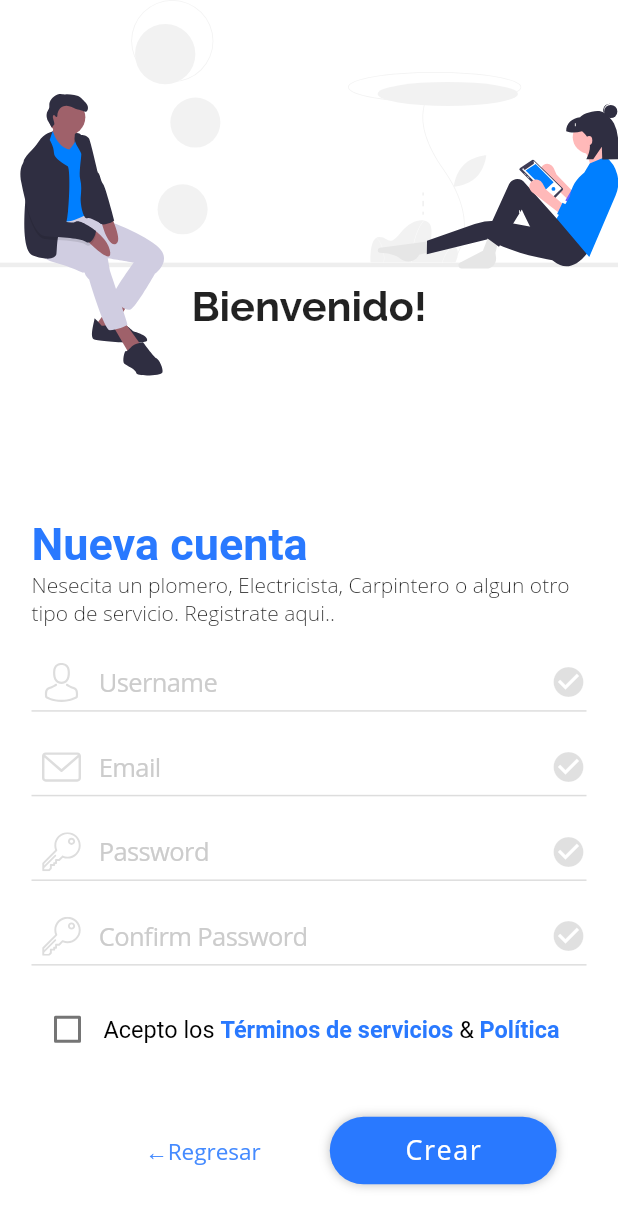
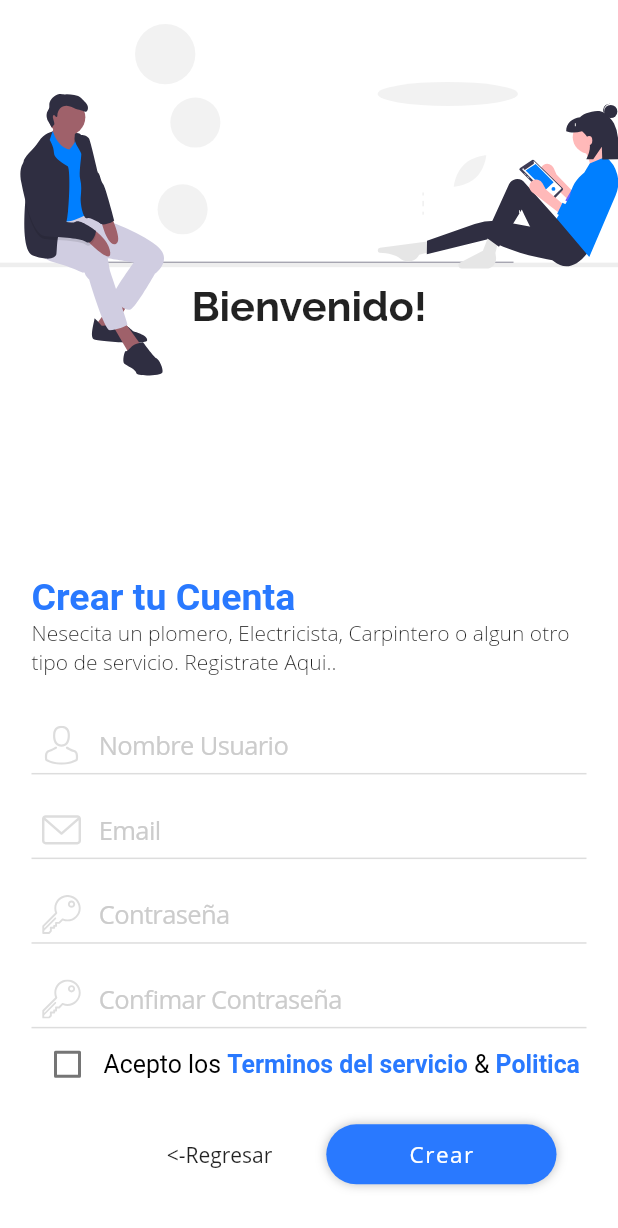
Before and after one commit to EduardoCarruci/GPD, a Flutter app: the LoginPage screen opened by its route, swiped to page 2, on a phone screen of 412 x 824 dp. Shown: the top 1228 px of the screen. Run offline on Flutter 3.47's test engine with Material 2 defaults, Android fonts, the phone set to English and light mode, and no system bars; our stand-ins replace after_layout, firebase_auth, flutter_svg, google_sign_in, shared_preferences; missing offline and left inert: flutter_facebook_auth; accounts and stored records are empty; Roboto replaces fonts that are missing (raleway); statements that could not run were skipped.

Commit message:
los cambios de arreglo

```diff
--- a/lib/main.dart
+++ b/lib/main.dart
@@ -13,7 +13,7 @@ WidgetsFlutterBinding.ensureInitialized();
     await prefs.initPrefs();
   runApp(MyApp());
 }
-//add
+
 class MyApp extends StatelessWidget {
 
   @override
--- a/lib/src/libs/preferencias_usuario/preferencias_usuario.dart
+++ b/lib/src/libs/preferencias_usuario/preferencias_usuario.dart
@@ -1,9 +1,5 @@
-
-
-
 import 'package:shared_preferences/shared_preferences.dart';
 
-import 'package:shared_preferences/shared_preferences.dart';
 
 class PreferenciasUsuario {
 
--- a/lib/src/pages/login_page.dart
+++ b/lib/src/pages/login_page.dart
@@ -90,7 +90,7 @@ class _LoginPageState extends State<LoginPage> with AfterLayoutMixin {
                                _switchForm(LoginFormType.forgotPassword);
                              },
                              ),
-                             RegisterForm(
+                             Registerform(
                                onGoToLogin: (){
                                  _switchForm(LoginFormType.login);
                                },
--- a/lib/src/widgets/register_form.dart
+++ b/lib/src/widgets/register_form.dart
@@ -4,69 +4,27 @@ import 'package:flutter/cupertino.dart';
 import 'package:gpd2/src/libs/auth.dart';
 import 'package:gpd2/src/pages/home_page.dart';
 import 'package:gpd2/src/utils/app_colors.dart';
-import 'package:gpd2/src/utils/dialogs.dart';
-import 'package:gpd2/src/utils/extras.dart';
 import 'package:gpd2/src/utils/responsive.dart';
 import 'package:gpd2/src/widgets/input_text_login.dart';
 import 'package:gpd2/src/widgets/rounderd_button.dart';
 
 
-class RegisterForm extends StatefulWidget {
+class Registerform extends StatefulWidget {
   final VoidCallback onGoToLogin;
-  final Alignment alignment;
-  const RegisterForm(
-      {Key key,
-      @required this.onGoToLogin,
-      this.alignment = Alignment.bottomCenter})
-      : super(key: key);
+  const Registerform({Key key,@required this.onGoToLogin}) : super(key: key);
 
   @override
-  _RegisterFormState createState() => _RegisterFormState();
+  _RegisterformState createState() => _RegisterformState();
 }
 
-class _RegisterFormState extends State<RegisterForm> {
+class _RegisterformState extends State<Registerform> {
   bool _agree = false;
 
-  final GlobalKey<InputTextLoginState> _usernameKey = GlobalKey();
-  final GlobalKey<InputTextLoginState> _emailKey = GlobalKey();
-  final GlobalKey<InputTextLoginState> _passwordKey = GlobalKey();
-  final GlobalKey<InputTextLoginState> _vpasswordKey = GlobalKey();
-
-  void _goTo(FirebaseUser user) {
-    if (user != null) {
+  void _goTo(BuildContext context, FirebaseUser user){
+   if (user != null){
      Navigator.pushReplacementNamed(context, Homepage.routeName);
-    } else {
-      print("register failed");
-    }
-  }
-
-  _submit() async {
-    final String username = _usernameKey.currentState.value;
-    final String email = _emailKey.currentState.value;
-    final String password = _passwordKey.currentState.value;
-    final String vpassword = _vpasswordKey.currentState.value;
-
-    final bool usernameOk = _usernameKey.currentState.isOK;
-    final bool emailOk = _emailKey.currentState.isOK;
-    final bool passwordOk = _passwordKey.currentState.isOK;
-    final bool vpasswordOk = _vpasswordKey.currentState.isOK;
-
-    if (usernameOk && emailOk && passwordOk && vpasswordOk) {
-      if (_agree) {
-        final FirebaseUser user = await Auth.instance.signUp(
-          context: context,
-          username: username,
-          email: email,
-          password: password,
-        );
-
-        _goTo(user);
-      } else {
-        Dialogs.alert(context,
-            descripcion: "you need to accept the terms and conditions");
-      }
-    } else {
-      Dialogs.alert(context, descripcion: "Some fields are invalid");
+   }else{
+     print('login failed');
    }
   }
 
@@ -75,138 +33,106 @@ class _RegisterFormState extends State<RegisterForm> {
     final Responsive responsive = Responsive.of(context);
 
     return Align(
-      alignment: widget.alignment,
+      alignment: Alignment.bottomCenter,
           child: SafeArea(
           top: false,
           child: Container(
-          padding: EdgeInsets.symmetric(horizontal: 15),
-          constraints: BoxConstraints(maxWidth: 400),
+            padding: EdgeInsets.symmetric(horizontal:15),
+          constraints: BoxConstraints(
+            maxWidth: 400
+          ),
           child: SingleChildScrollView(
                   child: Column(
               crossAxisAlignment: CrossAxisAlignment.start,
-              mainAxisSize: MainAxisSize.min,
                children: <Widget>[
-                Text(
-                  "Nueva cuenta",
+                 Text('Crear tu Cuenta',
                  style: TextStyle(
                    color: AppColors.primary,
-                      fontSize: 30,
+                   fontSize: 25,
                    fontFamily: 'raleway',
-                      fontWeight: FontWeight.bold),
+                   fontWeight: FontWeight.bold
                  ),
-                Text(
-                  "Nesecita un plomero, Electricista, Carpintero o algun otro tipo de servicio. Registrate aqui..",
+                 ),
+                 Text('Nesecita un plomero, Electricista, Carpintero o algun otro tipo de servicio. Registrate Aqui..',
                  style: TextStyle(
                    fontWeight: FontWeight.w300,
                  ),
                  ),
-                SizedBox(
-                  height: responsive.ip(2),
+                 SizedBox(height: responsive.ip(3),),
+                 InputTextLogin(
+                   iconpath: 'assets/icon/user.svg',
+                   placeholder: 'Nombre Usuario',
                    ),
+                 SizedBox(height: responsive.ip(2),),
                  InputTextLogin(
-                  key: _usernameKey,
-                  iconpath: 'assets/icon/user.svg',
-                  placeholder: "Username",
-                  validator: (text) {
-                    return text.trim().length > 0;
-                  },
+                   iconpath: 'assets/icon/email.svg',
+                   placeholder: 'Email',
                    ),
-                SizedBox(
-                  height: responsive.ip(2),
+                  SizedBox( height: responsive.ip(2),),
+                   InputTextLogin(
+                   iconpath: 'assets/icon/key.svg',
+                   placeholder: 'Contraseña',
                    ),
+                    SizedBox( height: responsive.ip(2),),
                    InputTextLogin(
-                  key: _emailKey,
-                  iconpath: 'assets/icon/email.svg',
-                  placeholder: "Email",
-                  //keyboardType: TextInputType.emailAddress,
-                  validator: (text) => Extras.isValidEmail(text),
-                ),
-                SizedBox(
-                  height: responsive.ip(2),
-                ),
-                InputTextLogin(
-                  key: _passwordKey,
                    iconpath: 'assets/icon/key.svg',
-                  placeholder: "Password",
-                  obscureText: true,
-                  validator: (text) {
-                    _vpasswordKey.currentState?.checkValidation();
-                    return text.trim().length >= 6;
-                  },
-                ),
-                SizedBox(
-                  height: responsive.ip(2),
-                ),
-                InputTextLogin(
-                  key: _vpasswordKey,
-                  obscureText: true,
-                  iconpath: 'assets/icon/key.svg',
-                  placeholder: "Confirm Password",
-                  validator: (text) {
-                    return text.trim().length >= 6 &&
-                        _vpasswordKey.currentState.value ==
-                            _passwordKey.currentState.value;
-                  },
-                ),
-                SizedBox(
-                  height: responsive.ip(2),
+                   placeholder: 'Confimar Contraseña',
                    ),
                    DefaultTextStyle(
                      style: TextStyle(
-                      fontSize: responsive.ip(1.70),
-                      color: Theme.of(context).textTheme.subtitle.color),
+                       fontSize: responsive.ip(1.8),
+                       color: Theme.of(context).textTheme.subtitle.color
+                     ),
                      child: Wrap(
                      crossAxisAlignment: WrapCrossAlignment.center,
                      children: <Widget>[
                        Checkbox(
                          value: _agree,
-                        onChanged: (isChecked) {
+                         onChanged: (isCheked){
                            setState(() {
-                            _agree = isChecked;
-                          });
+                             _agree = isCheked;
+                           }
+                           );
                          },
                          ),
-                      Text("Acepto los "),
+                         Text('Acepto los '),
                          InkWell(
-                        onTap: () {},
-                        child: Text(
-                          "Términos de servicios",
+                           onTap:(){},
+                           child: Text('Terminos del servicio ',
                            style: TextStyle(
                              color: AppColors.primary,
-                              fontWeight: FontWeight.bold),
+                             fontWeight: FontWeight.bold
                            ),
                            ),
-                      Text(" & "),
+                         ),
+                         Text('& '),
                           InkWell(
-                        onTap: () {},
-                        child: Text(
-                          "Política",
+                           onTap:(){},
+                           child: Text('Politica',
                            style: TextStyle(
                              color: AppColors.primary,
-                              fontWeight: FontWeight.bold),
+                             fontWeight: FontWeight.bold
+                           ),
                            ),
                          ),
                      ],
                    ),
                      ),
-                SizedBox(
-                  height: responsive.ip(2),),
                     Row(
                       mainAxisAlignment: MainAxisAlignment.end,
                       children: <Widget>[
                         FlatButton(
                           onPressed: widget.onGoToLogin,
-                      child: Text("←Regresar",style: TextStyle(fontSize: 15,color:Colors.blueAccent)),
+                          child: Text('<-Regresar')
                           ),
-                    SizedBox(width:10),
                        RounderdButton(
                        label: 'Crear',
-                      onPressed:_submit,
+                       onPressed: (){},
+                       ),
+                      ],
                     ),
 
-                  ],
-                ),
-                SizedBox(height: responsive.ip(2),),
+                       SizedBox( height: responsive.ip(2),),
               ],
             ),
           ),
--- a/lib/src/widgets/rounderd_button.dart
+++ b/lib/src/widgets/rounderd_button.dart
@@ -25,10 +25,10 @@ class RounderdButton extends StatelessWidget {
             color: Colors.white,
             fontFamily: 'sans',
             letterSpacing: 1,
-            fontSize: 18
+            fontSize: 15
           ),
           ),
-          padding: EdgeInsets.symmetric(horizontal:50, vertical:10),
+          padding: EdgeInsets.symmetric(horizontal:55, vertical:10),
           decoration: BoxDecoration(
             color:this.backgroundColor ?? AppColors.primary,
             boxShadow: [
--- a/lib/src/widgets/welcome.dart
+++ b/lib/src/widgets/welcome.dart
@@ -40,7 +40,7 @@ class Welcome extends StatelessWidget {
                      top:0,
                      left: 0,
                      right: 0,
-                     child: SvgPicture.asset('assets/img/clouds1.svg',
+                     child: SvgPicture.asset('assets/img/nuves.svg',
                      width: contraints.maxWidth,
                      height: contraints.maxHeight*0.68,
                      )),
```
Also changed, not shown: lib/src/pages/home_page.dart (+3 -4 lines), lib/src/widgets/forgot_password_form.dart (+4 -27 lines), pubspec.yaml (+1 -6 lines), assets/img/gpd1.png (added), assets/img/gpd3.png (added), assets/img/man.svg (added), assets/img/men1.svg (added), assets/img/woman.svg (added), assets/img/woman1.svg (added), assets/img/woman2.svg (added), pubspec.lock. Lines whose indentation alone changed are shown as unchanged.
